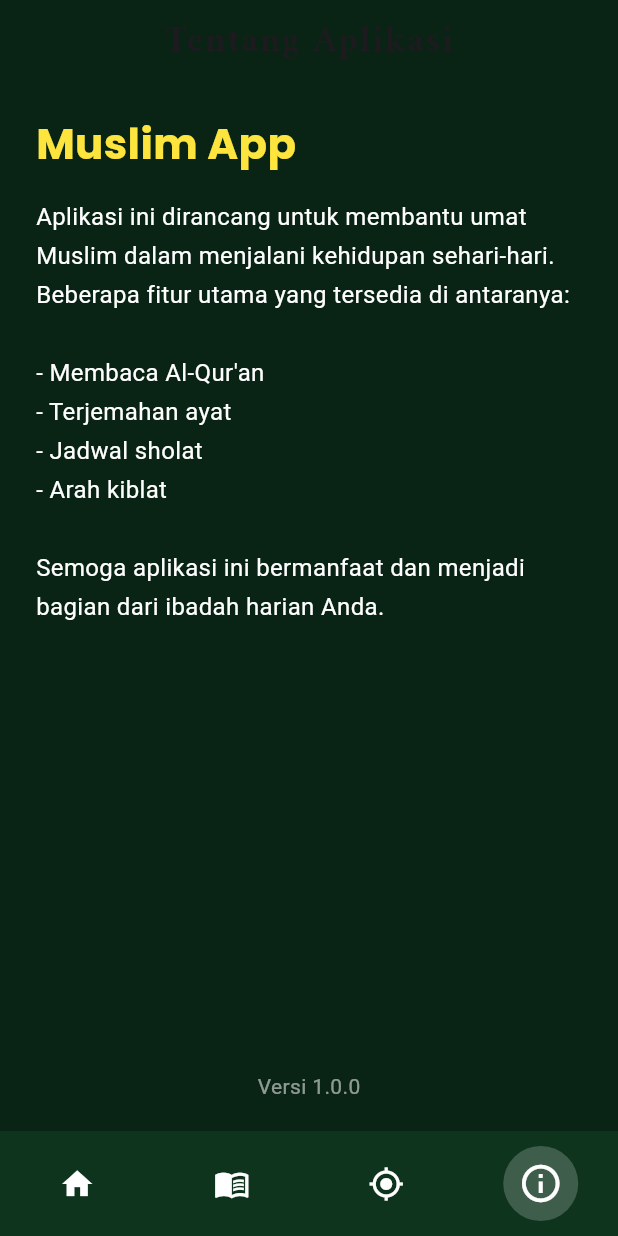
After one commit to satriafitra/app-muslim, a Flutter app: the screen it shows after launch, swiped to page 4, on a phone screen of 412 x 824 dp. The commit adds this screen. Run offline on Flutter 3.47's test engine with Material 3 defaults, Android fonts, the phone set to English and light mode, and no system bars; our stand-ins replace flutter_compass, lottie, shimmer; network calls fail; Roboto replaces fonts that are missing (Arial).

Commit message:
preojek aplikasi app_muslim

```diff
--- a/lib/main.dart
+++ b/lib/main.dart
@@ -17,7 +17,8 @@ import 'package:muslim_app/view/page/surat_page.dart'; // Import this
 import 'package:muslim_app/view/page/qibla_page.dart'; // Import this
 import 'package:muslim_app/viewmodel/qibla_viewmodel.dart'; // Import this
 import 'package:muslim_app/model/qibla_model.dart';
-import 'package:muslim_app/view/page/splash.dart'; // Import this
+import 'package:muslim_app/view/page/splash.dart';
+import 'package:muslim_app/view/page/detail_surat_page.dart'; // Import this
 
 void main() {
   runApp(const MainApp());
--- /dev/null
+++ b/lib/model/ayat_model.dart
@@ -0,0 +1,6 @@
+class Ayat {
+  final String arab;
+  final String terjemah;
+
+  Ayat({required this.arab, required this.terjemah});
+}
--- /dev/null
+++ b/lib/view/page/about.dart
@@ -0,0 +1,69 @@
+import 'package:flutter/material.dart';
+
+class TentangPage extends StatelessWidget {
+  const TentangPage({super.key});
+
+  @override
+  Widget build(BuildContext context) {
+    return Scaffold(
+      backgroundColor:const Color.fromARGB(255, 9, 35, 20), // Hijau tua
+      appBar: AppBar(
+        backgroundColor: const Color.fromARGB(255, 9, 35, 20),
+        title: Text(
+          'Tentang Aplikasi',
+          style: TextStyle(
+            fontFamily: 'Amiri',
+            fontWeight: FontWeight.bold,
+            fontSize: 24,
+            letterSpacing: 1.2,
+          ),
+        ),
+        centerTitle: true,
+        elevation: 0,
+      ),
+      body: Padding(
+        padding: const EdgeInsets.symmetric(horizontal: 24.0, vertical: 20),
+        child: Column(
+          crossAxisAlignment: CrossAxisAlignment.start,
+          children: [
+            Text(
+              'Muslim App',
+              style: TextStyle(
+                fontSize: 28,
+                fontWeight: FontWeight.bold,
+                color: const Color.fromARGB(255, 254, 229, 61),
+                fontFamily: 'Poppins',
+              ),
+            ),
+            SizedBox(height: 16),
+            Text(
+              'Aplikasi ini dirancang untuk membantu umat Muslim dalam menjalani kehidupan sehari-hari. '
+              'Beberapa fitur utama yang tersedia di antaranya:\n\n'
+              '- Membaca Al-Qur\'an\n'
+              '- Terjemahan ayat\n'
+              '- Jadwal sholat \n'
+              '- Arah kiblat \n\n'
+              'Semoga aplikasi ini bermanfaat dan menjadi bagian dari ibadah harian Anda.',
+              style: TextStyle(
+                fontSize: 16,
+                color: const Color.fromARGB(255, 255, 255, 255),
+                fontFamily: 'Arial',
+                height: 1.6,
+              ),
+            ),
+            Spacer(),
+            Center(
+              child: Text(
+                'Versi 1.0.0',
+                style: TextStyle(
+                  fontSize: 14,
+                  color: Colors.white54,
+                ),
+              ),
+            ),
+          ],
+        ),
+      ),
+    );
+  }
+}
--- a/lib/view/page/navbar.dart
+++ b/lib/view/page/navbar.dart
@@ -2,6 +2,7 @@ import 'package:flutter/material.dart';
 import 'package:muslim_app/view/page/jadwal_page.dart';
 import 'package:muslim_app/view/page/qibla_page.dart';
 import 'package:muslim_app/view/page/surat_page.dart';
+import 'package:muslim_app/view/page/about.dart';
 
 class AnimatedNavBar extends StatefulWidget {
   @override
@@ -36,14 +37,9 @@ class _AnimatedNavBarState extends State<AnimatedNavBar> {
             _selectedIndex = index;
           });
         },
-        children: [
-          JadwalPage(),
-          SuratPage(),
-          KiblatPage(),
-        ],
+        children: [JadwalPage(), SuratPage(), KiblatPage(), TentangPage()],
       ),
       bottomNavigationBar: ClipRRect(
-
         child: Material(
           color: Color(0xFF0F341E), // Warna navbar hijau gelap
           elevation: 10, // Tambahkan elevasi agar terlihat lebih premium
@@ -58,7 +54,7 @@ class _AnimatedNavBarState extends State<AnimatedNavBar> {
                   Icons.home,
                   Icons.menu_book,
                   Icons.gps_fixed,
-                  Icons.person,
+                  Icons.info_outline
                 ];
                 return GestureDetector(
                   onTap: () => _onItemTapped(index),
--- /dev/null
+++ b/lib/viewmodel/detail_surat_viewmodel.dart
@@ -0,0 +1,57 @@
+import 'package:flutter/foundation.dart';
+import 'package:muslim_app/model/ayat_model.dart';
+
+class DetailSuratViewModel extends ChangeNotifier {
+  List<Ayat> _ayatList = [];
+  bool _loading = false;
+  String? _error;
+
+  List<Ayat> get ayatList => _ayatList;
+  bool get loading => _loading;
+  String? get error => _error;
+
+  Future<void> fetchDetailSurat(int suratNomor) async {
+    _loading = true;
+    _error = null;
+    notifyListeners();
+
+    try {
+      // Contoh data surat Al-Fatihah manual
+      _ayatList = [
+        Ayat(
+          arab: 'بِسْمِ اللَّهِ الرَّحْمَـٰنِ الرَّحِيمِ',
+          terjemah: 'Dengan nama Allah Yang Maha Pengasih, Maha Penyayang.',
+        ),
+        Ayat(
+          arab: 'الْحَمْدُ لِلَّهِ رَبِّ الْعَالَمِينَ',
+          terjemah: 'Segala puji bagi Allah, Tuhan seluruh alam.',
+        ),
+        Ayat(
+          arab: 'الرَّحْمَـٰنِ الرَّحِيمِ',
+          terjemah: 'Yang Maha Pengasih, Maha Penyayang.',
+        ),
+        Ayat(
+          arab: 'مَالِكِ يَوْمِ الدِّينِ',
+          terjemah: 'Pemilik hari pembalasan.',
+        ),
+        Ayat(
+          arab: 'إِيَّاكَ نَعْبُدُ وَإِيَّاكَ نَسْتَعِينُ',
+          terjemah: 'Hanya kepada Engkaulah kami menyembah dan hanya kepada Engkaulah kami mohon pertolongan.',
+        ),
+        Ayat(
+          arab: 'اهْدِنَا الصِّرَاطَ الْمُسْتَقِيمَ',
+          terjemah: 'Tunjukilah kami jalan yang lurus,',
+        ),
+        Ayat(
+          arab: 'صِرَاطَ الَّذِينَ أَنْعَمْتَ عَلَيْهِمْ غَيْرِ الْمَغْضُوبِ عَلَيْهِمْ وَلَا الضَّالِّينَ',
+          terjemah: '(yaitu) jalan orang-orang yang telah Engkau beri nikmat kepada mereka; bukan (jalan) mereka yang dimurkai, dan bukan (pula jalan) mereka yang sesat.',
+        ),
+      ];
+    } catch (e) {
+      _error = 'Error: $e';
+    }
+
+    _loading = false;
+    notifyListeners();
+  }
+}
--- a/pubspec.yaml
+++ b/pubspec.yaml
@@ -52,3 +52,6 @@ flutter:
     - family: Montserrat
       fonts:
         - asset: assets/fonts/Montserrat-Bold.ttf
+    - family: Amiri
+      fonts:
+        - asset: assets/fonts/Amiri-Bold.ttf
```
Also changed, not shown: lib/view/page/detail_surat_page.dart (added, +106 -0 lines), lib/view/page/surat_page.dart (+46 -54 lines), assets/fonts/Amiri-Bold.ttf (added), assets/fonts/Amiri-BoldItalic.ttf (added), assets/fonts/Amiri-Italic.ttf (added), assets/fonts/Amiri-Regular.ttf (added).
